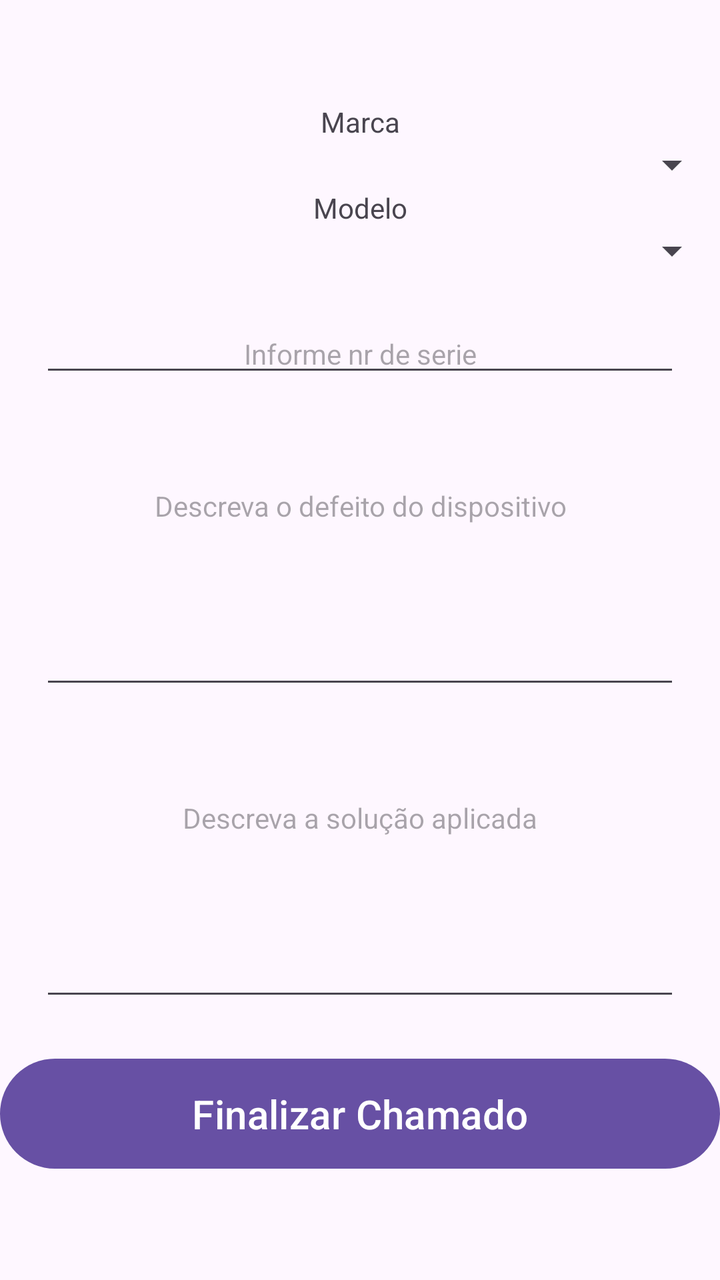
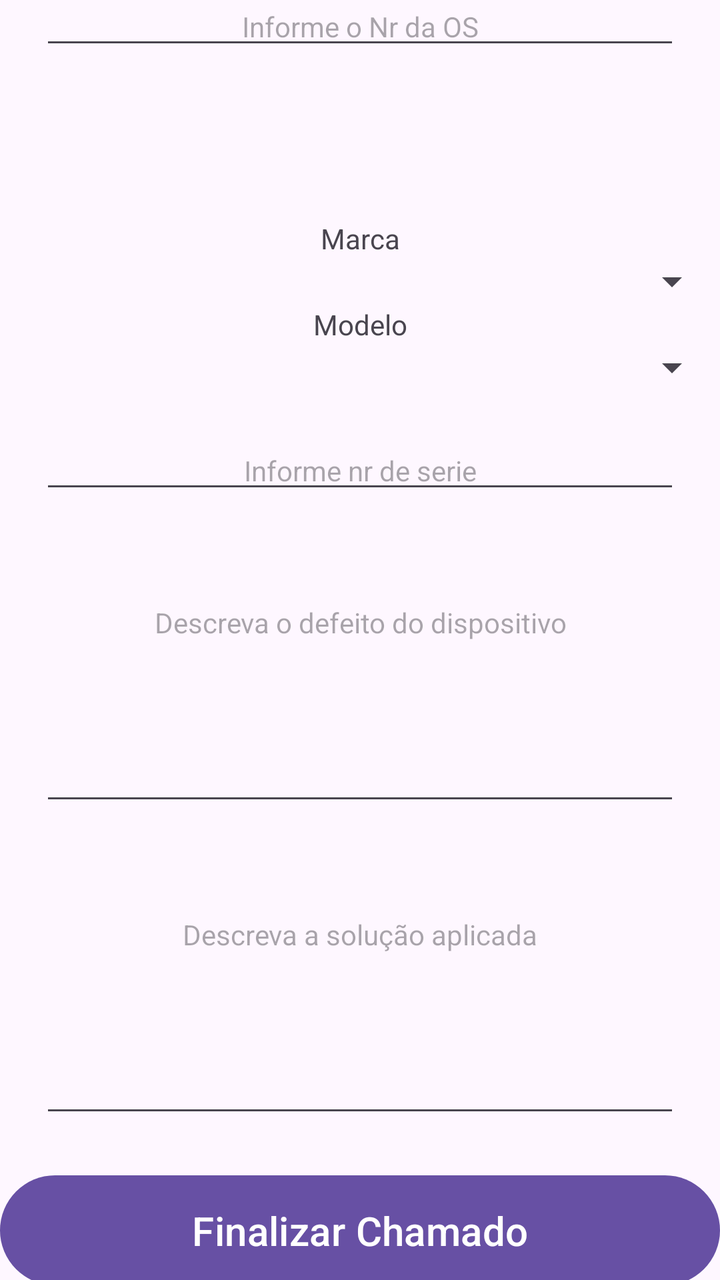

Two renders of the same Android screen: before a commit and after it. Below are the layout's source before the change and the commit's diff.
<!-- AndroidManifest.xml: application theme Theme.ProjetoOSsystemASP -->
<!-- res/layout/fragment_chamados.xml -->
<?xml version="1.0" encoding="utf-8"?>
<FrameLayout xmlns:android="http://schemas.android.com/apk/res/android"
    xmlns:tools="http://schemas.android.com/tools"
    android:layout_width="match_parent"
    android:layout_height="match_parent"
    tools:context=".ChamadosFragment">

    <LinearLayout
        android:layout_width="match_parent"
        android:layout_height="wrap_content"
        android:layout_gravity="center"
        android:gravity="center_vertical"
        android:orientation="vertical">

        <TextView
            android:id="@+id/textView2"
            android:layout_width="match_parent"
            android:layout_height="wrap_content"
            android:gravity="center"
            android:text="Marca" />

        <Spinner
            android:id="@+id/spMarca"
            android:layout_width="match_parent"
            android:layout_height="wrap_content"
            android:gravity="center" />

        <TextView
            android:id="@+id/textView3"
            android:layout_width="match_parent"
            android:layout_height="wrap_content"
            android:gravity="center"
            android:text="Modelo" />

        <Spinner
            android:id="@+id/spModelo"
            android:layout_width="match_parent"
            android:layout_height="wrap_content" />

        <EditText
            android:id="@+id/edNrSerie"
            android:layout_width="match_parent"
            android:layout_height="wrap_content"
            android:layout_margin="20dp"
            android:ems="10"
            android:hint="Informe nr de serie"
            android:inputType="text"
            android:textAlignment="center"
            android:textSize="14sp" />

        <EditText
            android:id="@+id/edDefeito"
            android:layout_width="match_parent"
            android:layout_height="116dp"
            android:layout_margin="20dp"
            android:ems="10"
            android:gravity="start|top"
            android:hint="Descreva o defeito do dispositivo"
            android:inputType="textMultiLine"
            android:textAlignment="center"
            android:textSize="14sp" />

        <EditText
            android:id="@+id/edSolucao"
            android:layout_width="match_parent"
            android:layout_height="116dp"
            android:layout_margin="20dp"
            android:ems="10"
            android:gravity="start|top"
            android:hint="Descreva a solução aplicada"
            android:inputType="textMultiLine"
            android:textAlignment="center"
            android:textSize="14sp" />

        <Button
            android:id="@+id/btnGravar"
            android:layout_width="match_parent"
            android:layout_height="63dp"
            android:text="Finalizar Chamado"
            android:textSize="20sp" />

    </LinearLayout>
</FrameLayout>
<!-- resources referenced by this layout -->
<resources>
  <style name="Theme.ProjetoOSsystemASP" parent="Base.Theme.ProjetoOSsystemASP" />
  <style name="Base.Theme.ProjetoOSsystemASP" parent="Theme.Material3.DayNight.NoActionBar">
          
          
      </style>
</resources>

<!-- the commit's change to res/layout/fragment_chamados.xml (unified diff, before → after) -->
@@ -11,6 +11,19 @@
         android:layout_gravity="center"
         android:gravity="center_vertical"
         android:orientation="vertical">
+
+        <EditText
+            android:id="@+id/edNrOS"
+            android:layout_width="match_parent"
+            android:layout_height="wrap_content"
+            android:layout_marginLeft="20dp"
+            android:layout_marginRight="20dp"
+            android:layout_marginBottom="80dp"
+            android:ems="10"
+            android:hint="Informe o Nr da OS"
+            android:inputType="text"
+            android:textAlignment="center"
+            android:textSize="14sp" />
 
         <TextView
             android:id="@+id/textView2"
<!-- resource entries referenced after the edit -->
@@ -1,7 +1,7 @@
 <!-- resources referenced by this layout -->
 <resources>
   <style name="Theme.ProjetoOSsystemASP" parent="Base.Theme.ProjetoOSsystemASP" />
-  <style name="Base.Theme.ProjetoOSsystemASP" parent="Theme.Material3.DayNight.NoActionBar">
+  <style name="Base.Theme.ProjetoOSsystemASP" parent="Theme.Material3.DayNight">
           
           
       </style>
